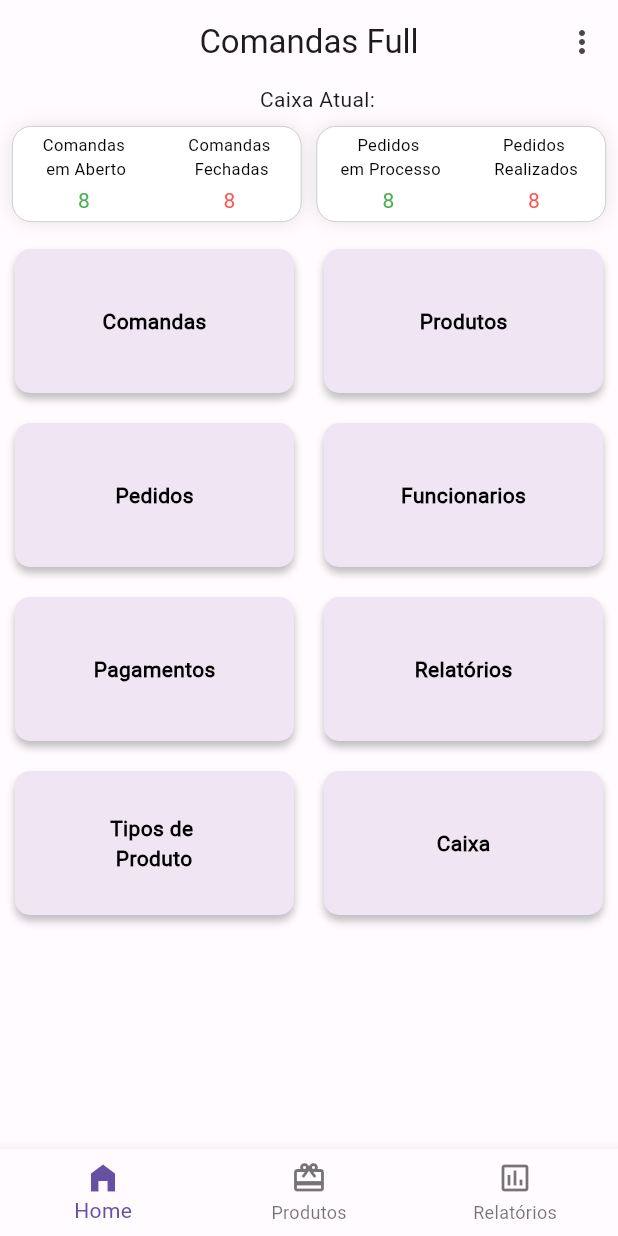
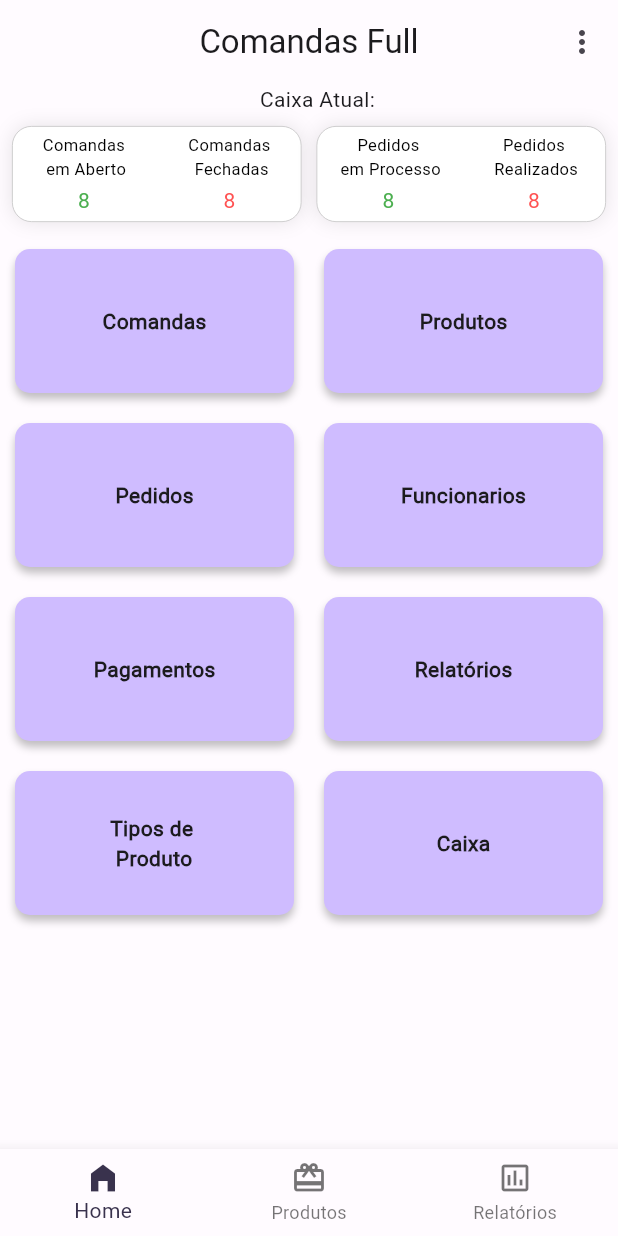
Before and after one commit to kaiomaced0/flutter-comandas, a Flutter app: the AdmHomePage screen opened by its route, on a phone screen of 412 x 824 dp. Run offline on Flutter 3.47's test engine with Material 3 defaults, Android fonts, the phone set to English and light mode, and no system bars; our stand-ins replace another_flutter_splash_screen, cached_network_image, flutter_slidable, shared_preferences, vibration; missing offline and left inert: dart:ffi, flutter_web_browser; accounts and stored records are empty; Roboto replaces fonts that are missing (Concert One).

Commit message:
ajustes cor com thema

```diff
--- a/lib/src/shared/themes/themes.dart
+++ b/lib/src/shared/themes/themes.dart
@@ -10,9 +10,9 @@ ThemeData get lightTheme => ThemeData(
     ),
     colorScheme: _lightColorScheme,
     floatingActionButtonTheme: FloatingActionButtonThemeData(
-        backgroundColor: Color(0xFF00914B),
+        backgroundColor: const Color(0xFF00914B),
         foregroundColor: _lightColorScheme.background,
-        extendedTextStyle: TextStyle(fontSize: 25)));
+        extendedTextStyle: const TextStyle(fontSize: 25)));
 
 ThemeData get darkTheme => ThemeData(
     useMaterial3: true,
@@ -21,6 +21,6 @@ ThemeData get darkTheme => ThemeData(
       centerTitle: true,
       backgroundColor: _darkColorScheme.primaryContainer,
     ),
-    floatingActionButtonTheme: FloatingActionButtonThemeData(
+    floatingActionButtonTheme: const FloatingActionButtonThemeData(
         backgroundColor: Color.fromARGB(255, 0, 93, 48),
         extendedTextStyle: TextStyle(fontSize: 25)));
--- a/lib/widget/container_card_home.dart
+++ b/lib/widget/container_card_home.dart
@@ -9,7 +9,7 @@ Widget cardHome(BuildContext context, String? title) {
         width: 148,
         height: 96,
         decoration: ShapeDecoration(
-          color: const Color(0xFFF0E5F3),
+          color: Theme.of(context).colorScheme.inversePrimary,
           shape: RoundedRectangleBorder(
             borderRadius: BorderRadius.circular(10),
           ),
@@ -28,8 +28,9 @@ Widget cardHome(BuildContext context, String? title) {
             Flexible(
               child: Text(
                 '$title',
-                style: const TextStyle(
-                    fontWeight: FontWeight.bold, color: Colors.black),
+                style: TextStyle(
+                    fontWeight: FontWeight.bold,
+                    color: Theme.of(context).colorScheme.onBackground),
                 maxLines: 2,
               ),
             ),
```
Also changed, not shown: lib/src/shared/themes/color_schemes.g.dart, 1 other file.
